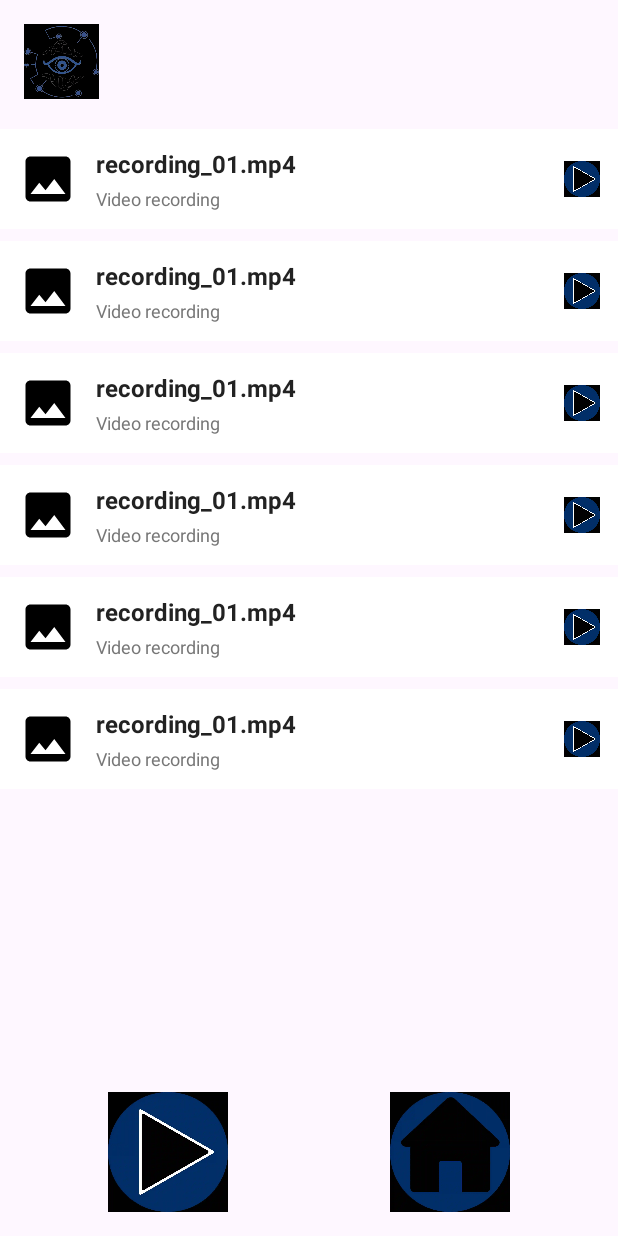
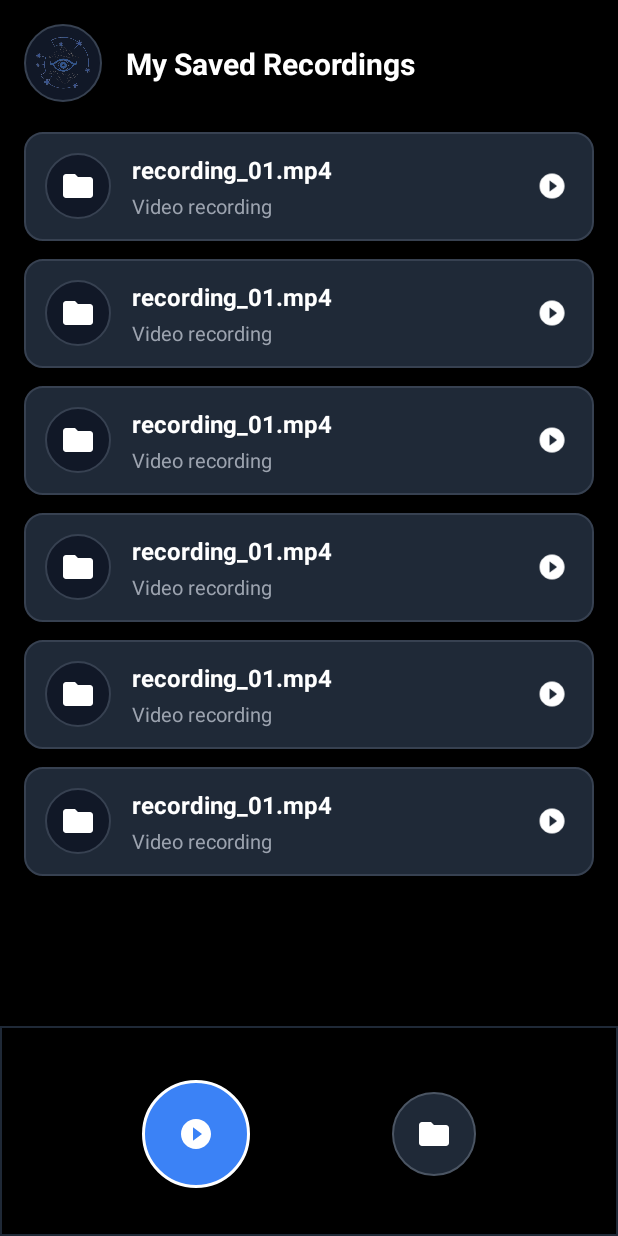
Before and after one commit to NotYourDoctor-01/S.I.G.H.T, an Android app: the layout file_interface.xml on its own in the app's theme, with its tools: preview values and no code run, on a phone screen of 412 x 824 dp. Run offline under Robolectric (Android 15) with nearby library versions, the light colour scheme and no system bars; network calls fail.

Commit message:
changes mmm

```diff
--- a/interfaceUI1/app/build.gradle.kts
+++ b/interfaceUI1/app/build.gradle.kts
@@ -55,6 +55,7 @@ dependencies {
     implementation("androidx.camera:camera-camera2:1.4.1")
     implementation("androidx.camera:camera-lifecycle:1.4.1")
     implementation("androidx.camera:camera-view:1.4.1")
+    implementation("androidx.camera:camera-video:1.4.1")
     implementation("org.tensorflow:tensorflow-lite:2.16.1")
     implementation("org.tensorflow:tensorflow-lite-select-tf-ops:2.16.1")
 }
--- a/interfaceUI1/app/src/main/AndroidManifest.xml
+++ b/interfaceUI1/app/src/main/AndroidManifest.xml
@@ -1,6 +1,7 @@
 <manifest xmlns:android="http://schemas.android.com/apk/res/android"
     xmlns:tools="http://schemas.android.com/tools">
     <uses-permission android:name="android.permission.CAMERA" />
+    <uses-permission android:name="android.permission.RECORD_AUDIO" />
 
     <uses-feature
         android:name="android.hardware.camera"
--- /dev/null
+++ b/interfaceUI1/app/src/main/res/drawable/bg_item_file.xml
@@ -0,0 +1,9 @@
+<?xml version="1.0" encoding="utf-8"?>
+<shape xmlns:android="http://schemas.android.com/apk/res/android"
+    android:shape="rectangle">
+    <solid android:color="#1F2937" />
+    <corners android:radius="12dp" />
+    <stroke
+        android:width="1dp"
+        android:color="#374151" />
+</shape>
--- a/interfaceUI1/app/src/main/res/layout/file_interface.xml
+++ b/interfaceUI1/app/src/main/res/layout/file_interface.xml
@@ -3,58 +3,86 @@
     xmlns:app="http://schemas.android.com/apk/res-auto"
     xmlns:tools="http://schemas.android.com/tools"
     android:layout_width="match_parent"
-    android:layout_height="match_parent">
+    android:layout_height="match_parent"
+    android:background="@color/black">
 
+    <!-- Top Header -->
     <ImageView
         android:id="@+id/imageView2"
-        android:layout_width="50dp"
-        android:layout_height="50dp"
+        android:layout_width="52dp"
+        android:layout_height="52dp"
         android:layout_marginStart="16dp"
         android:layout_marginTop="16dp"
-        android:background="@color/black"
+        android:background="@drawable/bg_logo_chip"
         android:contentDescription="Logo"
+        android:padding="8dp"
         android:scaleType="centerInside"
         app:layout_constraintStart_toStartOf="parent"
         app:layout_constraintTop_toTopOf="parent"
         app:srcCompat="@drawable/logo" />
 
-    <!-- Scrollable file list -->
+    <TextView
+        android:id="@+id/headerTitle"
+        android:layout_width="wrap_content"
+        android:layout_height="wrap_content"
+        android:layout_marginStart="16dp"
+        android:text="My Saved Recordings"
+        android:textColor="@color/white"
+        android:textSize="20sp"
+        android:textStyle="bold"
+        app:layout_constraintBottom_toBottomOf="@id/imageView2"
+        app:layout_constraintStart_toEndOf="@id/imageView2"
+        app:layout_constraintTop_toTopOf="@id/imageView2" />
+
+    <!-- Bottom control panel matching activity_main.xml -->
+    <View
+        android:id="@+id/view"
+        android:layout_width="match_parent"
+        android:layout_height="140dp"
+        android:background="@drawable/bg_panel"
+        app:layout_constraintBottom_toBottomOf="parent"
+        app:layout_constraintEnd_toEndOf="parent"
+        app:layout_constraintStart_toStartOf="parent" />
+
+    <ImageButton
+        android:id="@+id/imageButton7"
+        android:layout_width="72dp"
+        android:layout_height="72dp"
+        android:layout_marginBottom="32dp"
+        android:background="@drawable/bg_sight_button_primary"
+        android:contentDescription="Camera"
+        android:foreground="@drawable/fg_sight_ripple"
+        android:padding="20dp"
+        android:scaleType="centerInside"
+        app:layout_constraintBottom_toBottomOf="parent"
+        app:layout_constraintEnd_toStartOf="@id/imageButton6"
+        app:layout_constraintStart_toStartOf="parent"
+        app:srcCompat="@drawable/ic_play" />
 
     <ImageButton
         android:id="@+id/imageButton6"
-        android:layout_width="80dp"
-        android:layout_height="80dp"
-        android:layout_marginEnd="72dp"
-        android:layout_marginBottom="16dp"
-        android:background="@android:color/transparent"
-        android:contentDescription="Home"
-        android:scaleType="fitCenter"
+        android:layout_width="56dp"
+        android:layout_height="56dp"
+        android:layout_marginBottom="40dp"
+        android:background="@drawable/bg_sight_button"
+        android:contentDescription="Back Home"
+        android:foreground="@drawable/fg_sight_ripple"
+        android:padding="14dp"
+        android:scaleType="centerInside"
         app:layout_constraintBottom_toBottomOf="parent"
         app:layout_constraintEnd_toEndOf="parent"
-        app:layout_constraintHorizontal_bias="1.0"
-        app:layout_constraintStart_toEndOf="@+id/imageButton7"
-        app:srcCompat="@drawable/home" />
+        app:layout_constraintStart_toEndOf="@id/imageButton7"
+        app:srcCompat="@drawable/ic_folder" />
 
-    <ImageButton
-        android:id="@+id/imageButton7"
-        android:layout_width="80dp"
-        android:layout_height="80dp"
-        android:layout_marginStart="72dp"
-        android:layout_marginBottom="16dp"
-        android:background="@android:color/transparent"
-        android:contentDescription="Record"
-        android:scaleType="fitCenter"
-        app:layout_constraintBottom_toBottomOf="parent"
-        app:layout_constraintStart_toStartOf="parent"
-        app:srcCompat="@drawable/recordcon" />
-
+    <!-- Scrollable file list -->
     <androidx.recyclerview.widget.RecyclerView
         android:id="@+id/fileList"
         android:layout_width="match_parent"
         android:layout_height="0dp"
         android:layout_marginTop="20dp"
         android:layout_marginBottom="16dp"
-        app:layout_constraintBottom_toTopOf="@id/imageButton7"
+        android:paddingHorizontal="16dp"
+        app:layout_constraintBottom_toTopOf="@id/view"
         app:layout_constraintEnd_toEndOf="parent"
         app:layout_constraintStart_toStartOf="parent"
         app:layout_constraintTop_toBottomOf="@id/imageView2"
--- a/interfaceUI1/app/src/main/res/layout/item_file.xml
+++ b/interfaceUI1/app/src/main/res/layout/item_file.xml
@@ -1,53 +1,57 @@
 <?xml version="1.0" encoding="utf-8"?>
 <LinearLayout xmlns:android="http://schemas.android.com/apk/res/android"
+    xmlns:app="http://schemas.android.com/apk/res-auto"
     android:layout_width="match_parent"
     android:layout_height="wrap_content"
+    android:layout_marginBottom="12dp"
+    android:background="@drawable/bg_item_file"
+    android:gravity="center_vertical"
     android:orientation="horizontal"
-    android:gravity="center_vertical"
-    android:padding="12dp"
-    android:layout_marginBottom="8dp"
-    android:background="@color/white">
+    android:padding="14dp">
 
     <ImageView
-        android:layout_width="40dp"
-        android:layout_height="40dp"
-        android:src="@drawable/baseline_image_24"
-        android:scaleType="fitCenter"
-        android:contentDescription="File icon" />
+        android:layout_width="44dp"
+        android:layout_height="44dp"
+        android:background="@drawable/bg_logo_chip"
+        android:contentDescription="File icon"
+        android:padding="10dp"
+        android:scaleType="centerInside"
+        app:srcCompat="@drawable/ic_folder" />
 
     <LinearLayout
         android:layout_width="0dp"
         android:layout_height="wrap_content"
+        android:layout_marginStart="14dp"
         android:layout_weight="1"
-        android:orientation="vertical"
-        android:layout_marginStart="12dp">
+        android:orientation="vertical">
 
         <TextView
             android:id="@+id/fileName"
             android:layout_width="match_parent"
             android:layout_height="wrap_content"
+            android:ellipsize="end"
+            android:maxLines="1"
             android:text="recording_01.mp4"
+            android:textColor="@color/white"
             android:textSize="16sp"
-            android:textStyle="bold"
-            android:textColor="#222222"
-            android:maxLines="1"
-            android:ellipsize="end" />
+            android:textStyle="bold" />
 
         <TextView
             android:id="@+id/fileDetails"
             android:layout_width="match_parent"
             android:layout_height="wrap_content"
+            android:layout_marginTop="4dp"
             android:text="Video recording"
-            android:textSize="12sp"
-            android:textColor="#777777"
-            android:layout_marginTop="4dp" />
+            android:textColor="#9CA3AF"
+            android:textSize="13sp" />
 
     </LinearLayout>
 
     <ImageView
-        android:layout_width="24dp"
-        android:layout_height="24dp"
-        android:src="@drawable/recordcon"
-        android:contentDescription="Open file" />
+        android:layout_width="28dp"
+        android:layout_height="28dp"
+        android:contentDescription="Open file"
+        android:padding="4dp"
+        app:srcCompat="@drawable/ic_play" />
 
 </LinearLayout>
```
Also changed, not shown: interfaceUI1/app/src/main/java/com/example/interfaceui1/FileAdapter.kt (+10 -0 lines), interfaceUI1/app/src/main/java/com/example/interfaceui1/FileInterfaceActivity.kt (+18 -13 lines), interfaceUI1/app/src/main/java/com/example/interfaceui1/MainActivity.kt (+11 -4 lines), interfaceUI1/app/src/main/java/com/example/interfaceui1/SignEngine.kt (+78 -1 lines).
